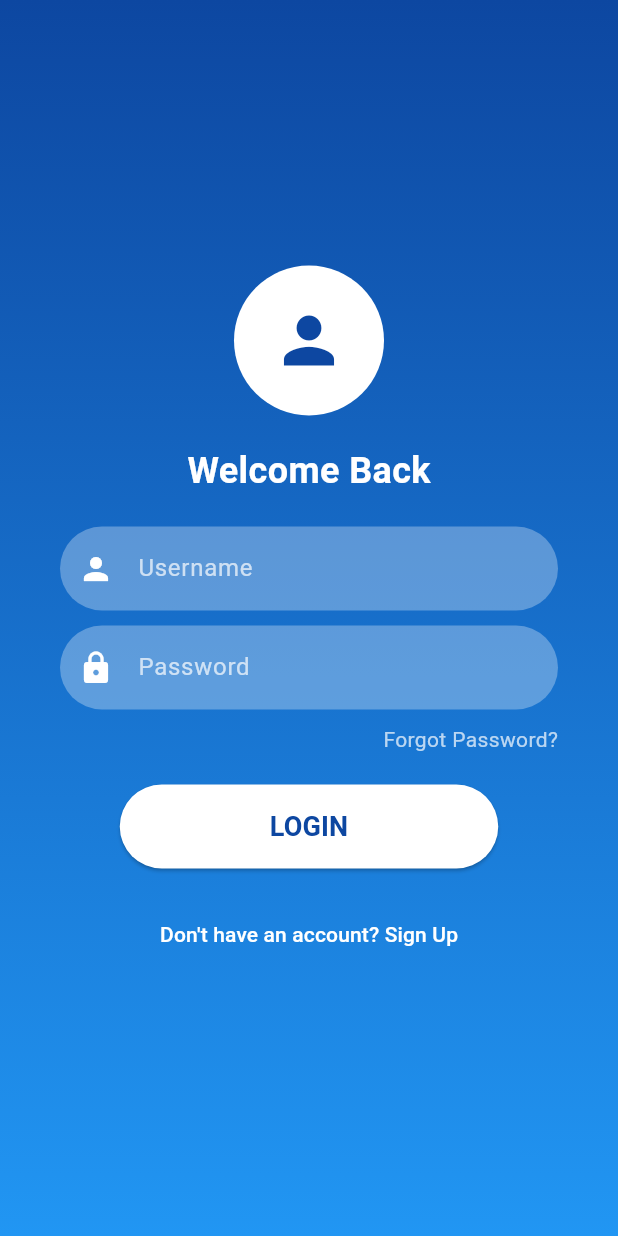
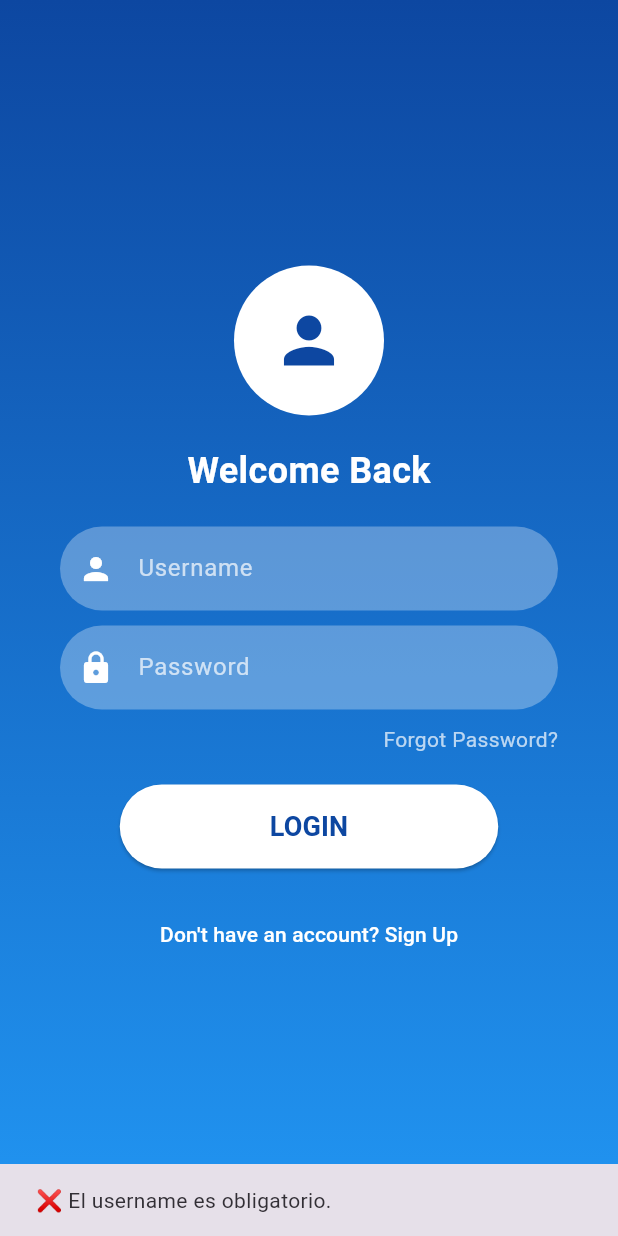
Before and after one commit to jesusromero92/GuessNumber, a Flutter app: the LoginScreen screen opened by its route, after a tap on "LOGIN", on a phone screen of 412 x 824 dp. Run offline on Flutter 3.47's test engine with Material 3 defaults, Android fonts, the phone set to English and light mode, and no system bars; our stand-ins replace lottie, shared_preferences; accounts and stored records are empty.

Commit message:
v1.1 login y registro terminadp

```diff
--- a/lib/LoginScreen.dart
+++ b/lib/LoginScreen.dart
@@ -1,22 +1,72 @@
 import 'package:flutter/material.dart';
+import 'package:http/http.dart' as http;
+import 'dart:convert';
 
-import 'RegisterScreen.dart';
+import 'main.dart';
 
-void main() {
-  runApp(MyApp());
+class LoginScreen extends StatefulWidget {
+  @override
+  _LoginScreenState createState() => _LoginScreenState();
 }
 
-class MyApp extends StatelessWidget {
-  @override
-  Widget build(BuildContext context) {
-    return MaterialApp(
-      debugShowCheckedModeBanner: false,
-      home: LoginScreen(),
+class _LoginScreenState extends State<LoginScreen> {
+  final TextEditingController _usernameController = TextEditingController();
+  final TextEditingController _passwordController = TextEditingController();
+  bool _isLoading = false;
+
+  // 🔥 Función para iniciar sesión con API
+  Future<void> loginUser() async {
+    final String username = _usernameController.text.trim();
+    final String password = _passwordController.text.trim();
+
+    if (username.isEmpty) {
+      ScaffoldMessenger.of(context).showSnackBar(
+        SnackBar(content: Text("❌ El username es obligatorio.")),
       );
+      return;
+    }
+
+    setState(() {
+      _isLoading = true;
+    });
+
+    try {
+      final response = await http.post(
+        Uri.parse('http://109.123.248.19:4000/login'),
+        headers: {"Content-Type": "application/json"},
+        body: jsonEncode({"username": username, "password": password.isNotEmpty ? password : null}),
+      );
+
+      final data = jsonDecode(response.body);
+
+      if (response.statusCode == 200) {
+        ScaffoldMessenger.of(context).showSnackBar(
+          SnackBar(content: Text("✅ ${data["message"]}")),
+        );
+
+        // 🔥 Redirigir al juego o a otra pantalla
+        // 🔥 Redirigir a MainScreen después del login
+        Navigator.pushReplacement(
+          context,
+          MaterialPageRoute(builder: (context) => MainScreen()),
+        );
+      } else {
+        ScaffoldMessenger.of(context).showSnackBar(
+          SnackBar(content: Text("❌ ${data["error"]}")),
+        );
+      }
+    } catch (e) {
+      print("❌ Error al iniciar sesión: $e");
+      ScaffoldMessenger.of(context).showSnackBar(
+        SnackBar(content: Text("❌ Error de conexión, intenta nuevamente.")),
+      );
+    } finally {
+      setState(() {
+        _isLoading = false;
+      });
     }
   }
 
-class LoginScreen extends StatelessWidget {
   @override
   Widget build(BuildContext context) {
     return Scaffold(
@@ -29,6 +79,8 @@ class LoginScreen extends StatelessWidget {
           ),
         ),
         child: Center(
+          child: Padding(
+            padding: const EdgeInsets.symmetric(horizontal: 40.0),
             child: Column(
               mainAxisAlignment: MainAxisAlignment.center,
               children: [
@@ -43,40 +95,20 @@ class LoginScreen extends StatelessWidget {
                   style: TextStyle(color: Colors.white, fontSize: 24, fontWeight: FontWeight.bold),
                 ),
                 SizedBox(height: 20),
-              _buildTextField("Username", Icons.person, false),
+                _buildTextField("Username", Icons.person, _usernameController, false),
                 SizedBox(height: 10),
-              _buildTextField("Password", Icons.lock, true),
+                _buildTextField("Password", Icons.lock, _passwordController, true),
                 SizedBox(height: 10),
                 Align(
                   alignment: Alignment.centerRight,
-                child: Padding(
-                  padding: EdgeInsets.symmetric(horizontal: 40),
                   child: Text("Forgot Password?", style: TextStyle(color: Colors.white70)),
-                ),
                 ),
                 SizedBox(height: 20),
                 _buildLoginButton(),
                 SizedBox(height: 20),
                 TextButton(
                   onPressed: () {
-                  Navigator.push(
-                    context,
-                    PageRouteBuilder(
-                      transitionDuration: Duration(milliseconds: 400), // ⏳ Duración de la animación
-                      pageBuilder: (context, animation, secondaryAnimation) => RegisterScreen(),
-                      transitionsBuilder: (context, animation, secondaryAnimation, child) {
-                        // 🔥 Transición de deslizamiento hacia la derecha
-                        const begin = Offset(1.0, 0.0); // Inicia fuera de la pantalla (derecha)
-                        const end = Offset.zero; // Llega al centro
-                        const curve = Curves.easeInOut; // Suaviza la animación
-
-                        var tween = Tween(begin: begin, end: end).chain(CurveTween(curve: curve));
-                        var offsetAnimation = animation.drive(tween);
-
-                        return SlideTransition(position: offsetAnimation, child: child);
-                      },
-                    ),
-                  );
+                    Navigator.pushNamed(context, '/register');
                   },
                   child: Text(
                     "Don't have an account? Sign Up",
@@ -87,13 +119,13 @@ class LoginScreen extends StatelessWidget {
             ),
           ),
         ),
+      ),
     );
   }
 
-  Widget _buildTextField(String hintText, IconData icon, bool obscureText) {
-    return Padding(
-      padding: EdgeInsets.symmetric(horizontal: 40),
-      child: TextField(
+  Widget _buildTextField(String hintText, IconData icon, TextEditingController controller, bool obscureText) {
+    return TextField(
+      controller: controller,
       obscureText: obscureText,
       style: TextStyle(color: Colors.white),
       decoration: InputDecoration(
@@ -107,21 +139,23 @@ class LoginScreen extends StatelessWidget {
           borderSide: BorderSide.none,
         ),
       ),
-      ),
     );
   }
 
   Widget _buildLoginButton() {
     return ElevatedButton(
-      onPressed: () {},
+      onPressed: _isLoading ? null : loginUser, // 🔥 Desactiva el botón mientras carga
       style: ElevatedButton.styleFrom(
-        foregroundColor: Colors.blue.shade900, backgroundColor: Colors.white,
+        foregroundColor: Colors.blue.shade900,
+        backgroundColor: Colors.white,
         shape: RoundedRectangleBorder(
           borderRadius: BorderRadius.circular(30),
         ),
         padding: EdgeInsets.symmetric(horizontal: 100, vertical: 15),
       ),
-      child: Text("LOGIN", style: TextStyle(fontSize: 18, fontWeight: FontWeight.bold)),
+      child: _isLoading
+          ? CircularProgressIndicator(color: Colors.blue.shade900) // 🔄 Muestra carga
+          : Text("LOGIN", style: TextStyle(fontSize: 18, fontWeight: FontWeight.bold)),
     );
   }
 }
--- a/lib/main.dart
+++ b/lib/main.dart
@@ -6,6 +6,7 @@ import 'package:web_socket_channel/io.dart';
 import 'package:http/http.dart' as http;
 import 'package:guess_number/game_screen.dart';
 import 'package:shared_preferences/shared_preferences.dart';
+
 
 import 'CreateRoomScreen.dart';
 import 'LoginScreen.dart';
@@ -34,6 +35,7 @@ class MyApp extends StatelessWidget {
         '/game': (context) => GameScreenGame(),
         '/login': (context) => LoginScreen(), // ✅ Agregamos la ruta del login
         '/register': (context) => RegisterScreen(), // ✅ Ruta de registro
+        '/create-room': (context) => CreateRoomScreen(), // ✅ Agregar esta línea
       },
     );
   }
```
Also changed, not shown: lib/RegisterScreen.dart (+59 -26 lines). Lines whose indentation alone changed are shown as unchanged.
